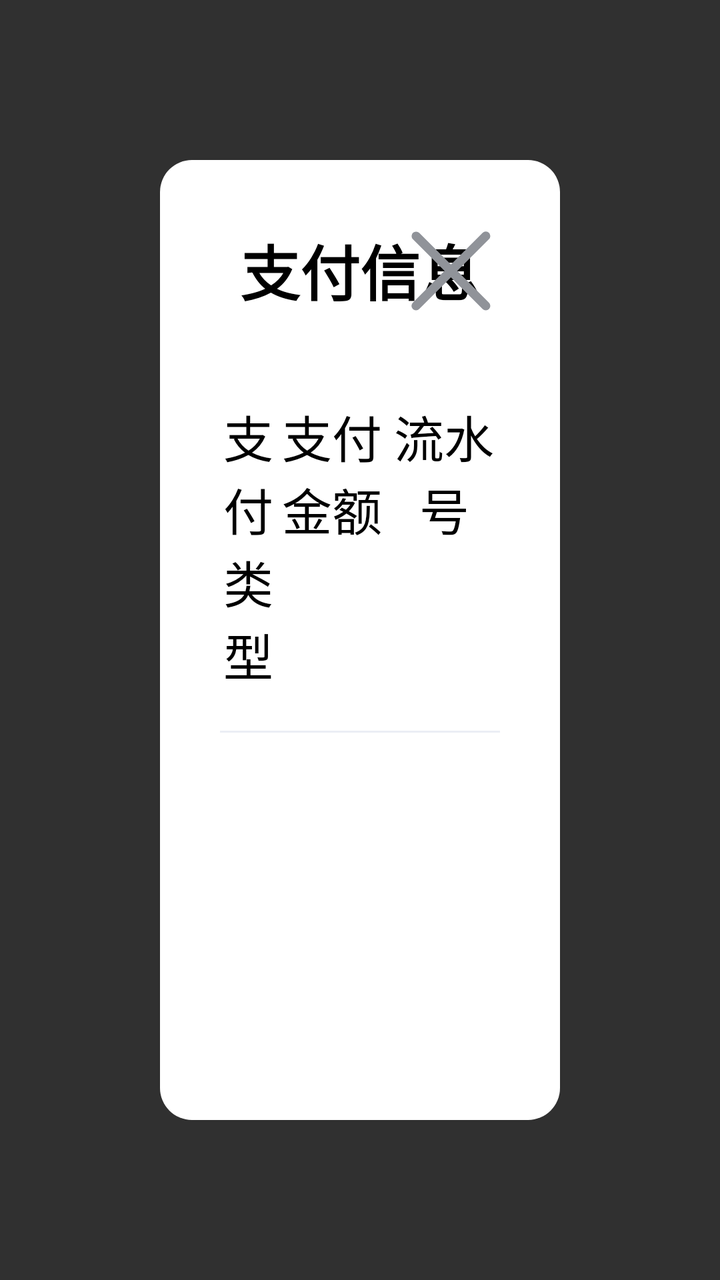
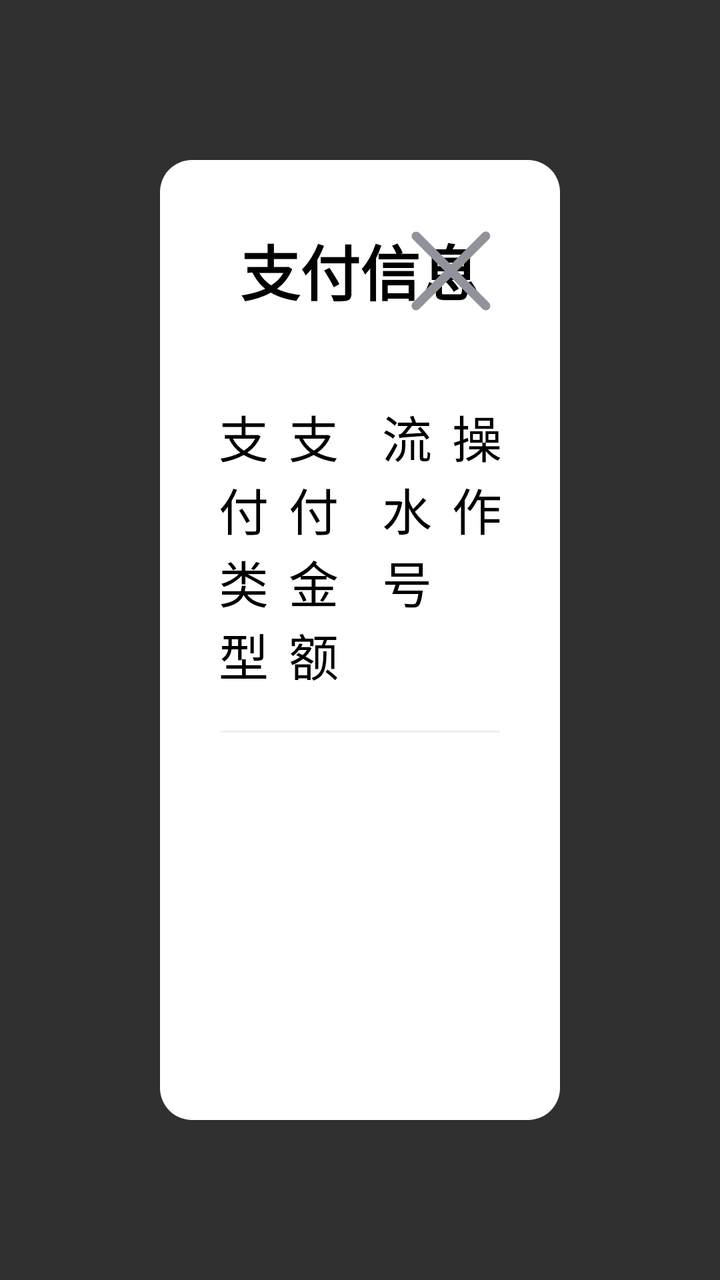

The first picture is an Android layout as it rendered before a commit; the second is the same layout after the commit. The layout source and the unified diff follow.
<!-- AndroidManifest.xml: application theme Base.Theme.UHMCS -->
<!-- res/layout/popupwindow_payment.xml -->
<?xml version="1.0" encoding="utf-8"?>
<LinearLayout xmlns:android="http://schemas.android.com/apk/res/android"
    android:orientation="vertical"
    android:layout_width="match_parent"
    android:layout_height="match_parent"
    android:padding="80dp"
    android:gravity="center">
    <LinearLayout
        android:padding="30dp"
        android:layout_width="match_parent"
        android:layout_height="match_parent"
        android:orientation="vertical"
        android:background="@drawable/white_bg">
        <RelativeLayout
            android:layout_marginBottom="20dp"
            android:layout_width="match_parent"
            android:layout_height="wrap_content">
            <TextView
                android:id="@+id/hint_tv"
                android:layout_width="wrap_content"
                android:layout_height="wrap_content"
                android:textColor="@color/black"
                android:textSize="30dp"
                android:text="@string/payment_info"
                android:textStyle="bold"
                android:layout_centerInParent="true" />
            <ImageView
                android:id="@+id/guanbi_btn"
                android:layout_centerVertical="true"
                android:layout_width="50dp"
                android:layout_height="50dp"
                android:src="@drawable/guanbi"
                android:layout_alignParentRight="true"/>
        </RelativeLayout>
        <LinearLayout
            android:paddingTop="20dp"
            android:paddingBottom="20dp"
            android:layout_width="match_parent"
            android:layout_height="wrap_content"
            android:orientation="horizontal">
            <TextView
                android:layout_width="0dp"
                android:layout_height="wrap_content"
                android:layout_weight="1"
                android:textSize="25dp"
                android:textColor="@color/black"
                android:text="@string/payment_type"
                android:gravity="center"/>
            <TextView
                android:layout_width="0dp"
                android:layout_height="wrap_content"
                android:layout_weight="2"
                android:textSize="25dp"
                android:textColor="@color/black"
                android:text="@string/payment_amount"
                android:gravity="center"/>
            <TextView
                android:layout_width="0dp"
                android:layout_height="wrap_content"
                android:layout_weight="2"
                android:textSize="25dp"
                android:textColor="@color/black"
                android:text="@string/transaction_id"
                android:gravity="center"/>
            <TextView
                android:visibility="gone"
                android:layout_width="0dp"
                android:layout_height="wrap_content"
                android:layout_weight="1"
                android:textSize="25dp"
                android:textColor="@color/black"
                android:text="@string/action"
                android:gravity="center"/>

        </LinearLayout>
        <View
            android:layout_width="match_parent"
            android:layout_height="1dp"
            android:background="#ebeef5" />
        <androidx.recyclerview.widget.RecyclerView
            android:id="@+id/payment_rv"
            android:layout_width="match_parent"
            android:layout_height="0dp"
            android:layout_weight="1"
            android:background="@color/white"
            android:fadeScrollbars="false"
            android:gravity="center"
            android:scrollbarFadeDuration="0"
            android:scrollbarThumbVertical="@drawable/scrollbar_vertical_thumb"
            android:scrollbars="vertical"
            android:visibility="visible" />


    </LinearLayout>
</LinearLayout>
<!-- resources referenced by this layout -->
<resources>
  <color name="black">#FF000000</color>
  <color name="white">#FFFFFFFF</color>
  <!-- drawable guanbi (drawable) -->
  <vector xmlns:android="http://schemas.android.com/apk/res/android" android:height="30dp" android:viewportHeight="26" android:viewportWidth="26" android:width="30dp">
        
      <path android:fillAlpha="0" android:fillColor="#fff" android:pathData="M0,0h26v26h-26z" android:strokeAlpha="0"/>
        
      <path android:fillColor="#909399" android:pathData="M11.582,13.235l-8.24,-8.24a1.169,1.169 0,0 1,1.653 -1.653l8.24,8.24 8.24,-8.24a1.169,1.169 0,1 1,1.653 1.653l-8.24,8.24 8.24,8.24a1.169,1.169 0,1 1,-1.653 1.653l-8.24,-8.24 -8.24,8.24a1.169,1.169 0,1 1,-1.653 -1.653Z"/>
      
  </vector>
  <!-- drawable scrollbar_vertical_thumb (drawable) -->
  <?xml version="1.0" encoding="utf-8"?>
  <shape xmlns:android="http://schemas.android.com/apk/res/android">
      <solid android:color="@color/black60" /> 
      <size android:width="10dp" /> 
      <corners android:radius="6dp" /> 
  </shape>
  <!-- drawable white_bg (drawable) -->
  <?xml version="1.0" encoding="UTF-8"?>
  <shape xmlns:android="http://schemas.android.com/apk/res/android"
      android:shape="rectangle" >
  
      
      <solid android:color="@color/white" />
      
  
  
      
  
      
      <corners android:radius="16dp" />
      
  
  
  
  
  
  
  </shape>
  <string name="action">操作</string>
  <string name="payment_amount">支付金额</string>
  <string name="payment_info">支付信息</string>
  <string name="payment_type">支付类型</string>
  <string name="transaction_id">流水号</string>
  <style name="Base.Theme.UHMCS" parent="Theme.AppCompat.NoActionBar">
          
          
          <item name="android:windowFullscreen">true</item>
          <item name="android:windowContentOverlay">@null</item>
          <item name="colorControlActivated">@color/black</item> 
      </style>
  <color name="black60">#60000000</color>
</resources>

<!-- the commit's change to res/layout/popupwindow_payment.xml (unified diff, before → after) -->
@@ -63,7 +63,7 @@
                 android:text="@string/transaction_id"
                 android:gravity="center"/>
             <TextView
-                android:visibility="gone"
+                android:visibility="visible"
                 android:layout_width="0dp"
                 android:layout_height="wrap_content"
                 android:layout_weight="1"
